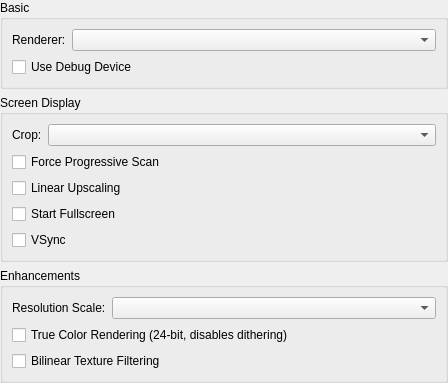
Above: src/duckstation-qt/gpusettingswidget.ui from kofxi3584karlayang/duckstation before the change. Below: the same form after it.
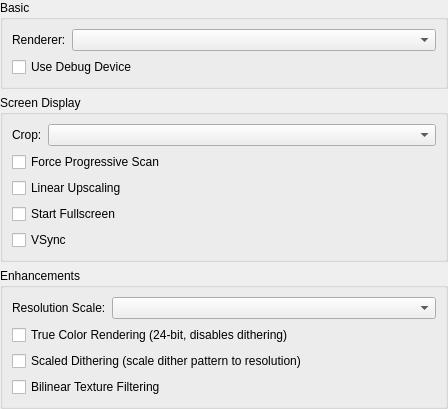
That is the form after the change.

Commit message:
GPU: Implement "Scaled Dithering" option
Fixes #29.

The edit to the form file:
```diff
--- a/src/duckstation-qt/gpusettingswidget.ui
+++ b/src/duckstation-qt/gpusettingswidget.ui
@@ -123,6 +123,13 @@
        </widget>
       </item>
       <item row="2" column="0" colspan="2">
+       <widget class="QCheckBox" name="scaledDithering">
+        <property name="text">
+         <string>Scaled Dithering (scale dither pattern to resolution)</string>
+        </property>
+       </widget>
+      </item>
+      <item row="3" column="0" colspan="2">
        <widget class="QCheckBox" name="linearTextureFiltering">
         <property name="text">
          <string>Bilinear Texture Filtering</string>
```
The commit also changes 13 other files.
